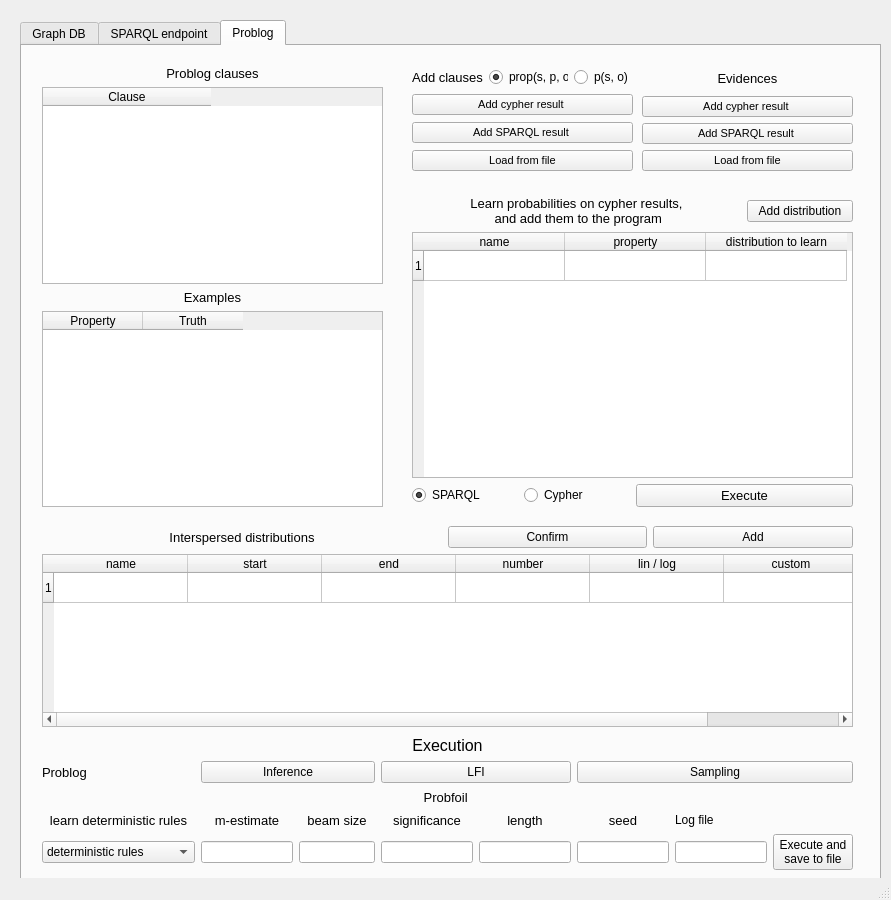
Before: the Qt Designer form resources/GUI.ui in pasqualedem/Graph-DB-Problog-Linker, drawn with Qt 5.
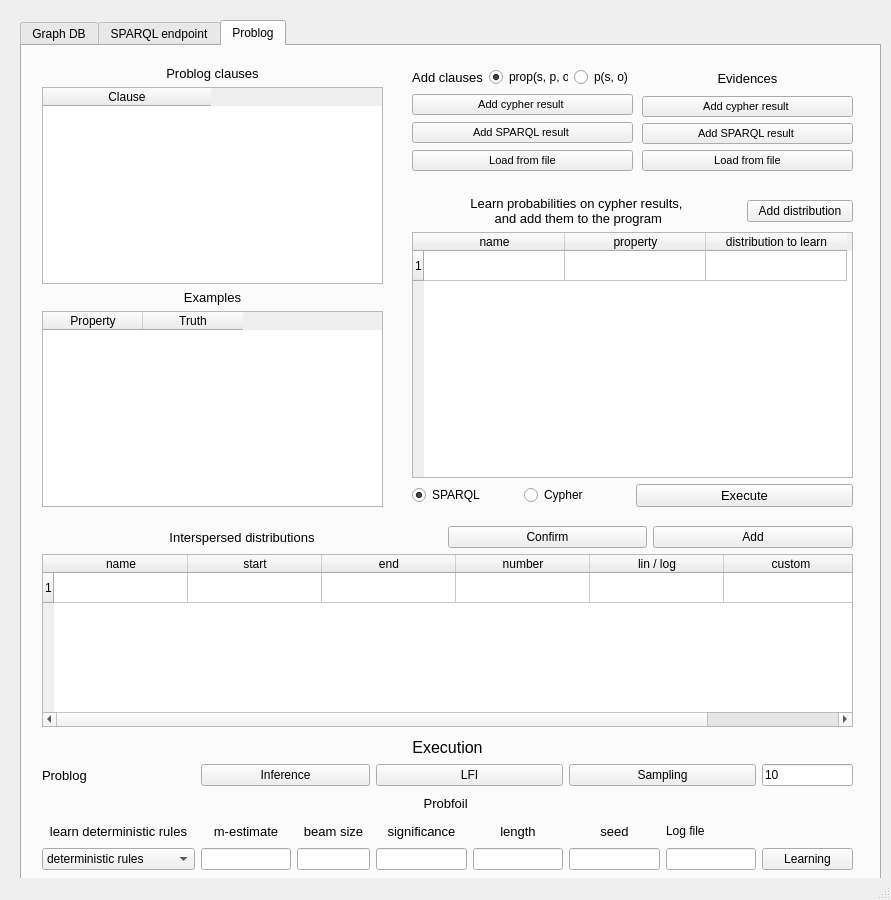
After: the same form once the commit is applied. Icons and pictures are not drawn.

Commit message: Added valutations to game Fixed some things Added the sampling len

```diff
--- a/resources/GUI.ui
+++ b/resources/GUI.ui
@@ -1109,13 +1109,6 @@
          </property>
         </widget>
        </item>
-       <item row="1" column="7" colspan="3">
-        <widget class="QPushButton" name="__sampling">
-         <property name="text">
-          <string>Sampling</string>
-         </property>
-        </widget>
-       </item>
        <item row="0" column="0" colspan="10">
         <widget class="QLabel" name="__execution_label">
          <property name="font">
@@ -1158,8 +1151,7 @@
        <item row="4" column="9">
         <widget class="QPushButton" name="__probfoil_execute">
          <property name="text">
-          <string>Execute and 
-save to file</string>
+          <string>Learning</string>
          </property>
         </widget>
        </item>
@@ -1279,6 +1271,20 @@
          </property>
         </widget>
        </item>
+       <item row="1" column="7" colspan="2">
+        <widget class="QPushButton" name="__sampling">
+         <property name="text">
+          <string>Sampling</string>
+         </property>
+        </widget>
+       </item>
+       <item row="1" column="9">
+        <widget class="QLineEdit" name="__sample_len">
+         <property name="text">
+          <string>10</string>
+         </property>
+        </widget>
+       </item>
       </layout>
      </widget>
      <widget class="QWidget" name="layoutWidget">
```
The commit also changes 8 other files.
